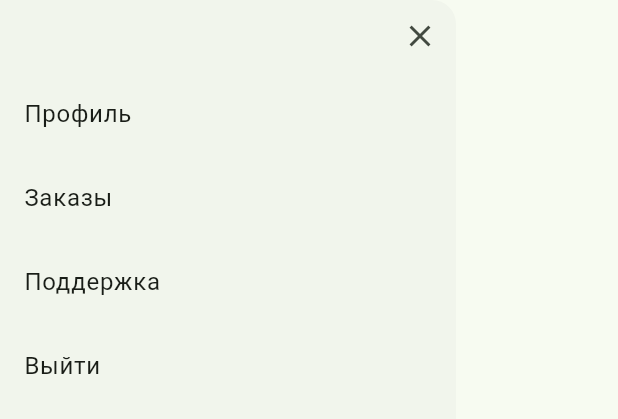
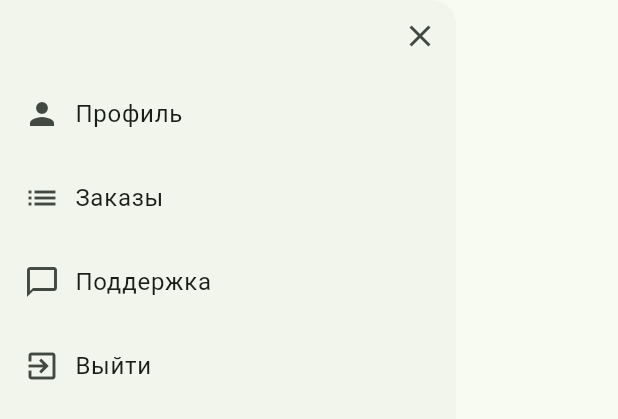
Before and after one commit to itgirlschool/mobile8_final_project, a Flutter app: the DrawerWidget widget shown alone on an empty page, opened directly, on a phone screen of 412 x 824 dp. Shown: the top 419 px of the screen. Run offline on Flutter 3.47's test engine with Material 2 defaults, Android fonts, the phone set to English and light mode, and no system bars; our stand-ins replace cloud_firestore, firebase_auth, firebase_core, flutter_bloc, get_it; missing offline and left inert: flutter_stripe; accounts and stored records are empty.

Commit message:
Добавила иконки в боковое меню

```diff
--- a/lib/screens/cart_screen.dart
+++ b/lib/screens/cart_screen.dart
@@ -111,7 +111,7 @@ class _CartScreenState extends State<CartScreen> {
     //раскомментить для тестовых данных
     final CartRepository _cartRepository = getIt<CartRepository>();
     //_cartRepository.addProductToCart(products[0]);
-    // _cartRepository.addProductToCart(products[1]);
+    //_cartRepository.addProductToCart(products[1]);
     super.initState();
   }
 
--- a/lib/screens/widgets/drawer.dart
+++ b/lib/screens/widgets/drawer.dart
@@ -28,7 +28,13 @@ class DrawerWidget extends StatelessWidget {
             ],
           ),
           ListTile(
-            title: const Text('Профиль'),
+            title: const Row(
+              children: [
+                Icon(Icons.person),
+                SizedBox(width: 10,),
+                Text('Профиль'),
+              ],
+            ),
             onTap: () {
               Navigator.push(
                 context,
@@ -37,7 +43,13 @@ class DrawerWidget extends StatelessWidget {
             },
           ),
           ListTile(
-            title: const Text('Заказы'),
+            title: const Row(
+              children: [
+                Icon(Icons.list),
+                SizedBox(width: 10,),
+                Text('Заказы'),
+              ],
+            ),
             onTap: () {
               Navigator.push(
                 context,
@@ -46,7 +58,13 @@ class DrawerWidget extends StatelessWidget {
             },
           ),
           ListTile(
-            title: const Text('Поддержка'),
+            title: const Row(
+              children: [
+                Icon(Icons.chat_bubble_outline),
+                SizedBox(width: 10,),
+                Text('Поддержка'),
+              ],
+            ),
             onTap: () {
               Navigator.push(
                 context,
@@ -55,7 +73,13 @@ class DrawerWidget extends StatelessWidget {
             },
           ),
           ListTile(
-              title: const Text('Выйти'),
+              title: const Row(
+                children: [
+                  Icon(Icons.exit_to_app),
+                  SizedBox(width: 10,),
+                  Text('Выйти'),
+                ],
+              ),
               onTap: () {
                 Navigator.pushReplacement(context, MaterialPageRoute(builder: (context) => const LoginScreen()));
               }),
```
